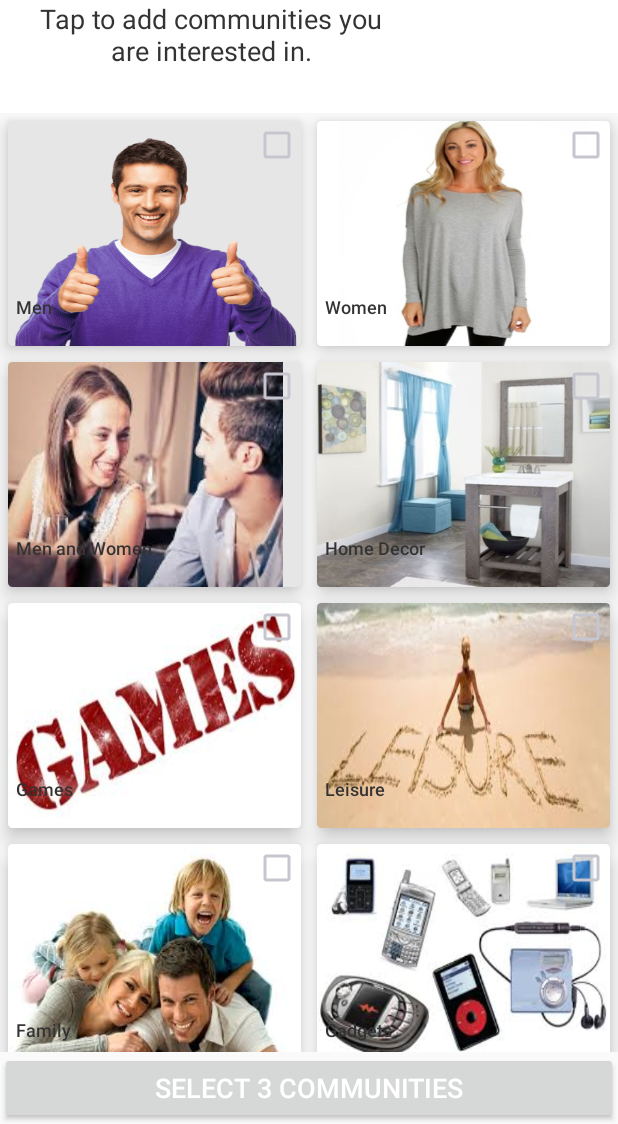
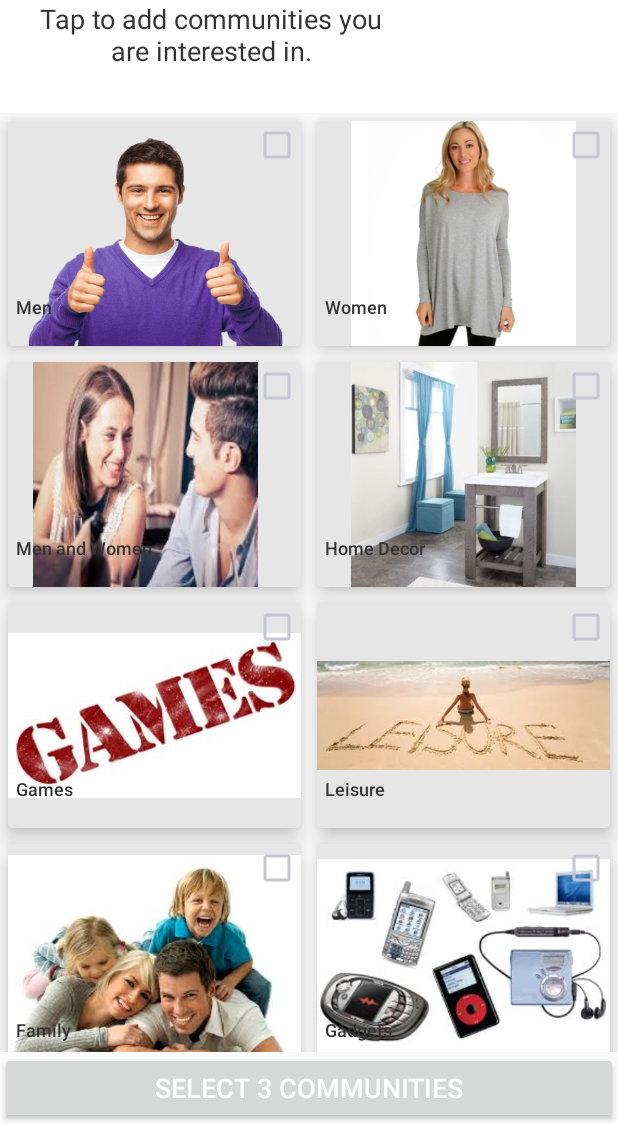
Before and after one commit to gerardcarroll/oaa, an Android app: the screen it shows after launch (CommunitiesActivity), on a phone screen of 412 x 824 dp, the part 112-1236 px from its top. Run offline under Robolectric (Android 15) with nearby library versions, the light colour scheme and no system bars; our stand-ins replace ButterKnife; libraries missing offline, so code that uses them is left out: com.dd.processbutton, org.parceler; plain views replace SubmitProcessButton; 2 statements that could not run were skipped.

Commit message:
tidy communities adapter

```diff
--- a/app/src/main/java/com/overstock/android/prototype/activities/CommunitiesActivity.java
+++ b/app/src/main/java/com/overstock/android/prototype/activities/CommunitiesActivity.java
@@ -52,7 +52,8 @@ public class CommunitiesActivity extends AppCompatActivity {
     recyclerView.setHasFixedSize(true);
     communitiesAdapter = new CommunitiesAdapter(getApplicationContext(), getData());
     recyclerView.setAdapter(communitiesAdapter);
-    recyclerView.setLayoutManager(new GridLayoutManager(this, 2));
+    recyclerView
+        .setLayoutManager(new GridLayoutManager(this, getResources().getInteger(R.integer.communities_columns)));
     recyclerView.stopNestedScroll();
     recyclerView.setItemAnimator(new DefaultItemAnimator());
 
--- a/app/src/main/java/com/overstock/android/prototype/adapters/CommunitiesAdapter.java
+++ b/app/src/main/java/com/overstock/android/prototype/adapters/CommunitiesAdapter.java
@@ -22,10 +22,10 @@ import com.overstock.android.prototype.models.Community;
  */
 public class CommunitiesAdapter extends RecyclerView.Adapter<CommunitiesAdapter.CommunitiesViewHolder> {
 
-    private final int VIEW_CARDS = 1;
-    private final int VIEW_PROG = 0;
   OnDataChangeListener mOnDataChangeListener;
+
   private LayoutInflater inflater;
+
   private List<Community> data;
 
   public CommunitiesAdapter(final Context context, final List<Community> data) {
@@ -34,19 +34,9 @@ public class CommunitiesAdapter extends RecyclerView.Adapter<CommunitiesAdapter.
   }
 
   @Override
-    public int getItemViewType(final int position) {
-        return data.get(position) != null ? VIEW_CARDS : VIEW_PROG;
-    }
-
-    @Override
   public CommunitiesViewHolder onCreateViewHolder(final ViewGroup parent, final int viewType) {
-        if (viewType == VIEW_CARDS) {
     final View view = inflater.inflate(R.layout.activity_communities_card, parent, false);
     return new CommunitiesViewHolder(view);
-        } else {
-            final View view = inflater.inflate(R.layout.activity_communities_card, parent, false);
-            return new CommunitiesViewHolder(view);
-        }
   }
 
   @Override
@@ -127,7 +117,8 @@ public class CommunitiesAdapter extends RecyclerView.Adapter<CommunitiesAdapter.
           if (com.isSelected()) {
             com.setSelected(false);
             chkSelected.setChecked(false);
-                    } else {
+          }
+          else {
             com.setSelected(true);
             chkSelected.setChecked(true);
           }
--- a/app/src/main/res/layout/activity_communities_card.xml
+++ b/app/src/main/res/layout/activity_communities_card.xml
@@ -23,7 +23,7 @@
             android:id="@+id/ivCommunities"
             android:layout_width="wrap_content"
             android:layout_height="150dp"
-            android:scaleType="fitXY"/>
+            android:scaleType="fitCenter"/>
 
         <!--<TextView-->
         <!--android:id="@+id/tvCommunities"-->
@@ -43,12 +43,12 @@
             android:layout_width="150dp"
             android:layout_height="wrap_content"
             android:layout_gravity="center"
+            android:layout_marginTop="110dp"
+            android:background="@drawable/rounded_corner"
+            android:padding="5dp"
             android:text="Medium Text"
             android:textAppearance="?android:attr/textAppearanceMedium"
             android:textColor="@color/darkGrey"
-            android:padding="5dp"
-            android:layout_marginTop="110dp"
-            android:background="@drawable/rounded_corner"
             android:textSize="12sp"/>
 
         <CheckBox
--- a/app/src/main/res/values-w820dp/dimens.xml
+++ b/app/src/main/res/values-w820dp/dimens.xml
@@ -3,4 +3,7 @@
          (such as screen margins) for screens with more than 820dp of available width. This
          would include 7" and 10" devices in landscape (~960dp and ~1280dp respectively). -->
     <dimen name="activity_horizontal_margin">64dp</dimen>
+
+    <!-- Gallery Columns -->
+    <integer name="communities_columns">3</integer>
 </resources>
--- a/app/src/main/res/values/dimens.xml
+++ b/app/src/main/res/values/dimens.xml
@@ -2,4 +2,7 @@
     <!-- Default screen margins, per the Android Design guidelines. -->
     <dimen name="activity_horizontal_margin">16dp</dimen>
     <dimen name="activity_vertical_margin">16dp</dimen>
+
+    <!-- Gallery Columns -->
+    <integer name="communities_columns">2</integer>
 </resources>
```
Lines whose indentation alone changed are shown as unchanged.
